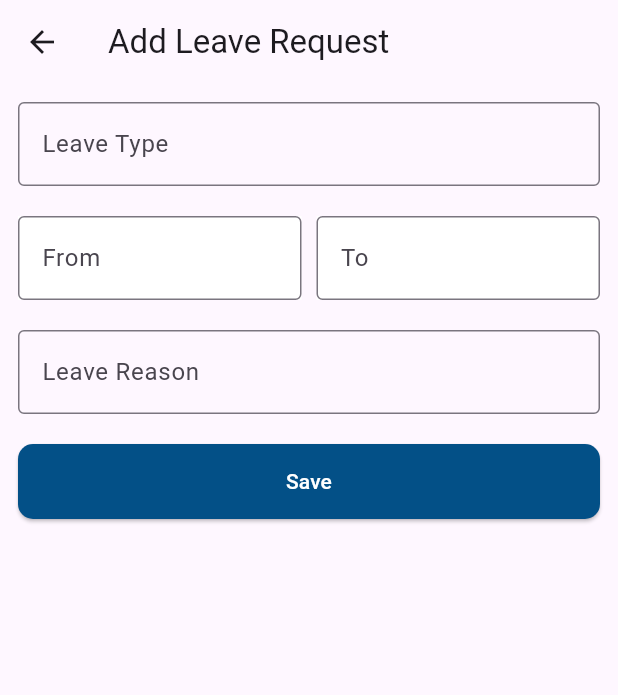
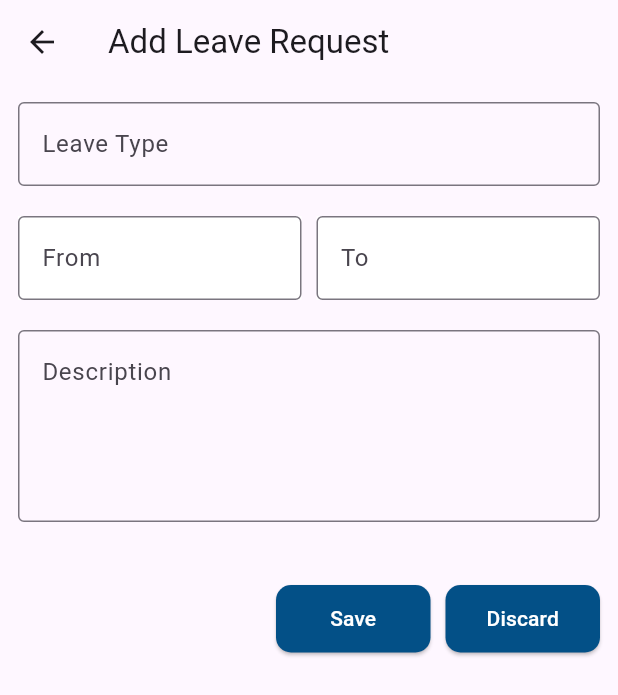
Before and after one commit to Abinberly/seeroo_erp_solutions, a Flutter app: the AddLeaveRequestForm screen opened directly, on a phone screen of 412 x 824 dp. Shown: the top 695 px of the screen. Run offline on Flutter 3.47's test engine with Material 3 defaults, Android fonts, the light colour scheme and no system bars; our stand-ins replace carousel_slider, flutter_svg, get, google_fonts, google_nav_bar.

Commit message:
Leave page ui

```diff
--- a/lib/features/profile/leave/my_leave_request/controller/add_leave_request_controller.dart
+++ b/lib/features/profile/leave/my_leave_request/controller/add_leave_request_controller.dart
@@ -28,4 +28,12 @@ class AddLeaveRequestController extends GetxController {
       // Show error message
     }
   }
+
+// Method to clear the form fields
+  void clearForm() {
+    nameController.clear();
+    startDateController.clear();
+    endDateController.clear();
+    leaveReasonController.clear();
+  }
 }
--- a/lib/features/profile/leave/my_leave_request/views/add_leave_request_form.dart
+++ b/lib/features/profile/leave/my_leave_request/views/add_leave_request_form.dart
@@ -1,8 +1,12 @@
+import 'dart:ui';
+
 import 'package:flutter/material.dart';
+import 'package:flutter/widgets.dart';
 import 'package:get/get.dart';
 import 'package:seeroo_erp/features/profile/leave/my_leave_request/controller/add_leave_request_controller.dart';
 import 'package:seeroo_erp/foundation/date_field/date_field.dart';
 import 'package:seeroo_erp/foundation/sp_solid_button/sp_solid_button.dart';
+import 'package:seeroo_erp/theme/app_text_styles/app_text_styles.dart';
 
 class AddLeaveRequestForm extends StatelessWidget {
   const AddLeaveRequestForm({Key? key}) : super(key: key);
@@ -50,23 +54,40 @@ class AddLeaveRequestForm extends StatelessWidget {
                     ],
                   ),
                   SizedBox(height: 20), // Adjust spacing as needed
-                  TextFormField(
+
+                  SizedBox(
+                    height: 150,
+                    child: TextFormField(
                       controller: controller.leaveReasonController,
                       decoration: InputDecoration(
-                      labelText: 'Leave Reason',
+                        // labelText: 'Description',
+                        hintText: "Description",
                         border: OutlineInputBorder(),
+
                       ),
+                        textAlign: TextAlign.start,
                       validator: (value) {
                         if (value == null || value.isEmpty) {
                           return 'Please enter leave reason';
                         }
                         return null;
                       },
+                      maxLines: 4,
+                    ),
                   ),
                   SizedBox(height: 20), // Adjust spacing as needed
+                  Row(mainAxisAlignment: MainAxisAlignment.end,
+                    children: [
                       SPSolidButton(
                         btntext: 'Save',
-                    onpressed: () => {controller.submitLeaveRequest()}, btnwidth: Get.width*0.2,
+                        onpressed: () => {controller.submitLeaveRequest()}, btnwidth: MediaQuery.of(context).size.width/4,
+                      ),
+                      SizedBox(width: 10,),
+                      SPSolidButton(
+                        btntext: 'Discard',
+                        onpressed: () => {controller.clearForm()}, btnwidth: MediaQuery.of(context).size.width/4,
+                      ),
+                    ],
                   ),
                 ],
               ),
--- a/lib/foundation/sp_solid_button/sp_solid_button.dart
+++ b/lib/foundation/sp_solid_button/sp_solid_button.dart
@@ -10,7 +10,7 @@ class SPSolidButton extends StatelessWidget {
   @override
   Widget build(BuildContext context) {
     return SizedBox(
-      height: 50,
+      height: 45,
       width: btnwidth,
       child: ButtonTheme(
         child: ElevatedButton(
```
Lines whose indentation alone changed are shown as unchanged.
